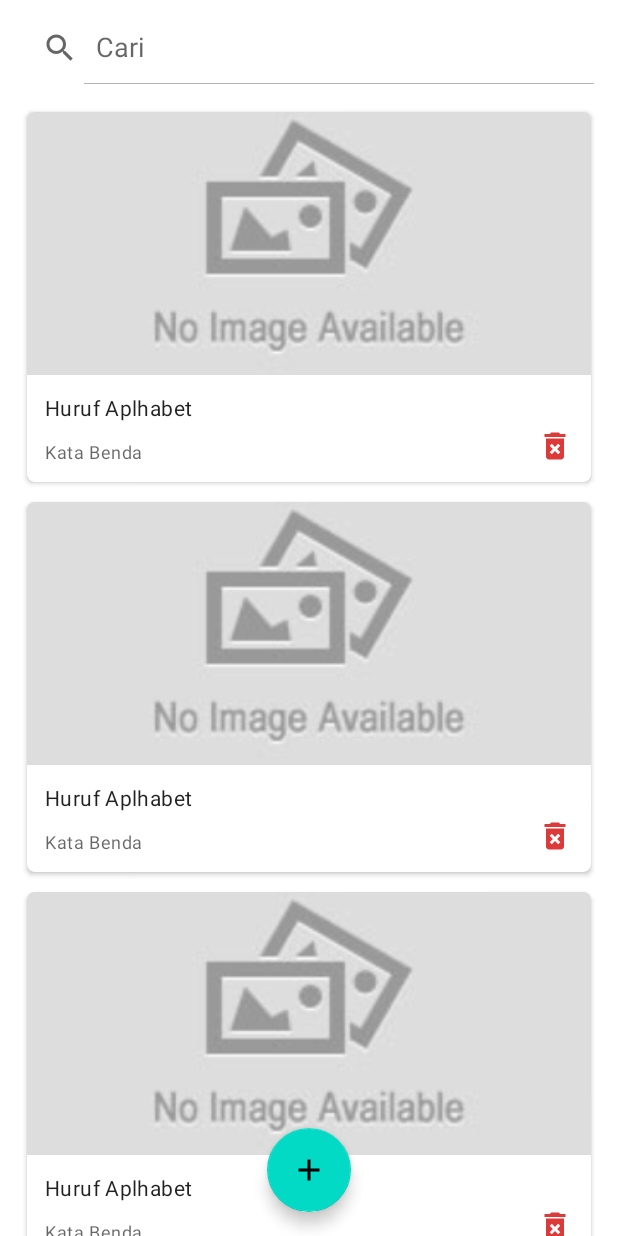
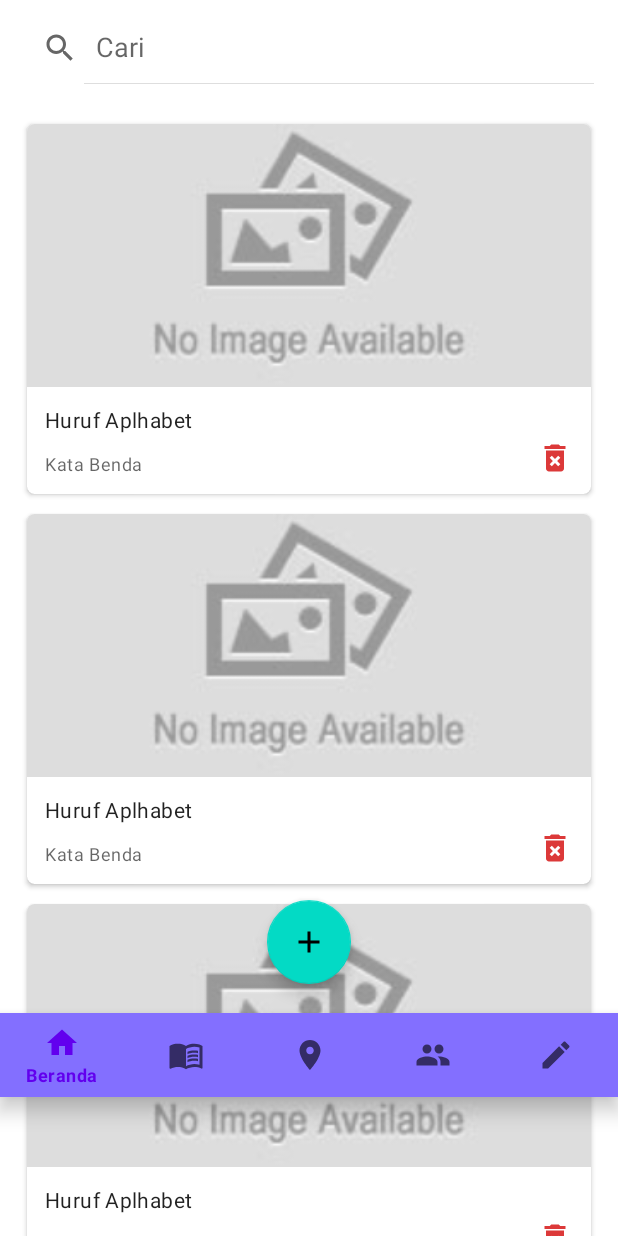
Before and after one commit to VitoCarlenG/Belajar-Membaca-Mobile-Client, an Android app: the layout activity_latihan.xml on its own in the app's theme, with its tools: preview values and no code run, on a phone screen of 412 x 824 dp. Run offline under Robolectric (Android 15) with nearby library versions, the phone set to English and light mode, and no system bars; network calls fail; Roboto replaces fonts that are not available here.

Commit message:
Tambah - xml LatihanActivity.xml        - method Navigation

```diff
--- a/app/src/main/java/com/example/uts_pbp/MainActivity.java
+++ b/app/src/main/java/com/example/uts_pbp/MainActivity.java
@@ -72,6 +72,10 @@ public class MainActivity extends AppCompatActivity {
                         startActivity(new Intent(MainActivity.this, TentangActivity.class));
                         overridePendingTransition(0, 0);
                         return true;
+                    case R.id.latihan:
+                        startActivity(new Intent(MainActivity.this, LatihanActivity.class));
+                        overridePendingTransition(0, 0);
+                        return true;
                 }
                 return false;
             }
--- a/app/src/main/java/com/example/uts_pbp/content/TampilDataAlphabet.java
+++ b/app/src/main/java/com/example/uts_pbp/content/TampilDataAlphabet.java
@@ -10,6 +10,7 @@ import android.content.Intent;
 import android.os.Bundle;
 import android.view.MenuItem;
 
+import com.example.uts_pbp.LatihanActivity;
 import com.example.uts_pbp.MainActivity;
 import com.example.uts_pbp.R;
 import com.example.uts_pbp.TentangActivity;
@@ -63,6 +64,10 @@ public class TampilDataAlphabet extends AppCompatActivity {
                         startActivity(new Intent(TampilDataAlphabet.this, TentangActivity.class));
                         overridePendingTransition(0, 0);
                         return true;
+                    case R.id.latihan:
+                        startActivity(new Intent(TampilDataAlphabet.this, LatihanActivity.class));
+                        overridePendingTransition(0, 0);
+                        return true;
                 }
                 return false;
             }
--- a/app/src/main/java/com/example/uts_pbp/geolocation/GeoActivity.java
+++ b/app/src/main/java/com/example/uts_pbp/geolocation/GeoActivity.java
@@ -8,6 +8,7 @@ import android.os.Bundle;
 import android.view.MenuItem;
 import android.widget.Toast;
 
+import com.example.uts_pbp.LatihanActivity;
 import com.example.uts_pbp.MainActivity;
 import com.example.uts_pbp.R;
 import com.example.uts_pbp.TentangActivity;
@@ -66,6 +67,10 @@ public class GeoActivity extends AppCompatActivity implements OnMapReadyCallback
                         return true;
                     case R.id.tentang:
                         startActivity(new Intent(GeoActivity.this, TentangActivity.class));
+                        overridePendingTransition(0, 0);
+                        return true;
+                    case R.id.latihan:
+                        startActivity(new Intent(GeoActivity.this, LatihanActivity.class));
                         overridePendingTransition(0, 0);
                         return true;
                 }
--- a/app/src/main/res/layout/activity_latihan.xml
+++ b/app/src/main/res/layout/activity_latihan.xml
@@ -1,12 +1,15 @@
 <?xml version="1.0" encoding="utf-8"?>
-<androidx.constraintlayout.widget.ConstraintLayout xmlns:android="http://schemas.android.com/apk/res/android"
+<RelativeLayout xmlns:android="http://schemas.android.com/apk/res/android"
+    android:layout_width="match_parent"
+    android:layout_height="match_parent"
     xmlns:app="http://schemas.android.com/apk/res-auto"
     xmlns:tools="http://schemas.android.com/tools"
+    android:orientation="vertical">
+
+    <LinearLayout
         android:layout_width="match_parent"
-    android:layout_height="match_parent"
-    android:focusable="true"
-    android:focusableInTouchMode="true"
-    tools:context=".MainActivity">
+        android:layout_height="wrap_content"
+        android:orientation="vertical">
 
         <SearchView
             android:id="@+id/sv_latihan"
@@ -22,7 +25,7 @@
         <androidx.swiperefreshlayout.widget.SwipeRefreshLayout
             android:id="@+id/sr_latihan"
             android:layout_width="match_parent"
-        android:layout_height="0dp"
+            android:layout_height="wrap_content"
             android:layout_marginTop="12dp"
             app:layout_constraintBottom_toBottomOf="parent"
             app:layout_constraintEnd_toEndOf="parent"
@@ -38,13 +41,17 @@
                 android:paddingBottom="88dp"
                 tools:listitem="@layout/item_latihan" />
 
+
         </androidx.swiperefreshlayout.widget.SwipeRefreshLayout>
+
+    </LinearLayout>
 
     <com.google.android.material.floatingactionbutton.FloatingActionButton
         android:id="@+id/fab_add"
         android:layout_width="wrap_content"
         android:layout_height="wrap_content"
-        android:layout_margin="16dp"
+        android:layout_marginTop="600dp"
+        android:layout_centerHorizontal="true"
         android:src="@drawable/ic_baseline_add_24"
         app:layout_constraintBottom_toBottomOf="parent"
         app:layout_constraintEnd_toEndOf="parent"
@@ -55,5 +62,13 @@
         layout="@layout/layout_loading"
         android:visibility="gone" />
 
+    <com.google.android.material.bottomnavigation.BottomNavigationView
+        android:id="@+id/bottom_navigation"
+        android:layout_width="match_parent"
+        android:layout_height="wrap_content"
+        android:layout_marginTop="675dp"
+        android:background="#836fff"
+        app:menu="@menu/navbar" />
 
-</androidx.constraintlayout.widget.ConstraintLayout>
+
+</RelativeLayout>
```
Also changed, not shown: app/src/main/java/com/example/uts_pbp/LatihanActivity.java (+37 -0 lines). Lines whose indentation alone changed are shown as unchanged.
